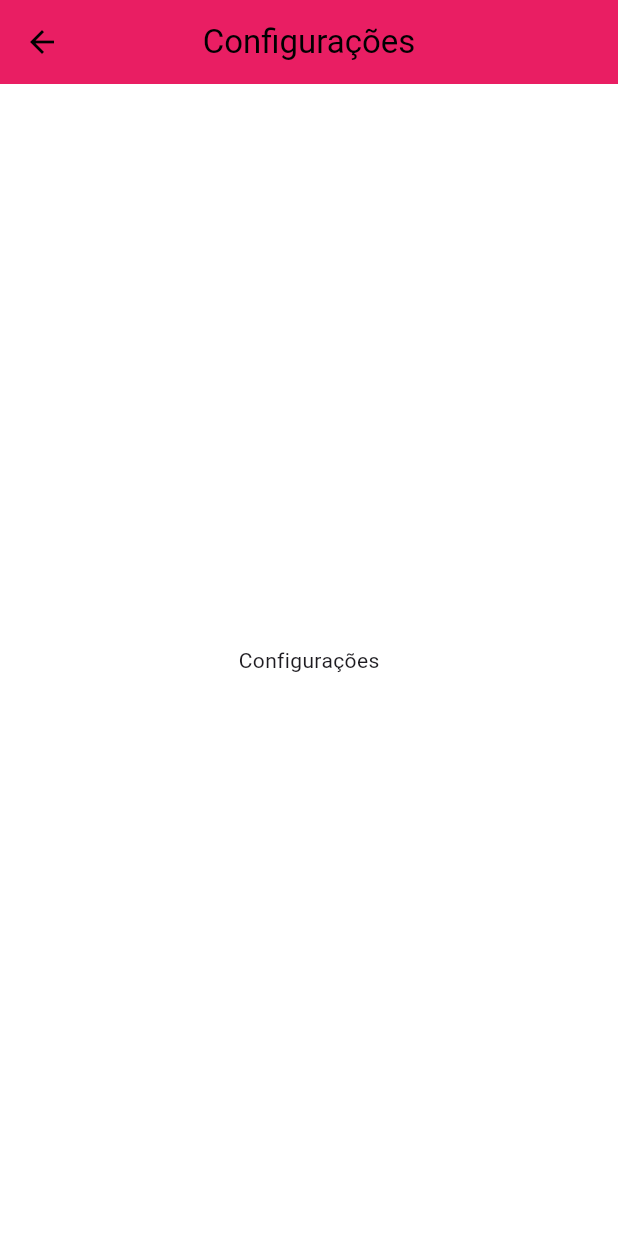
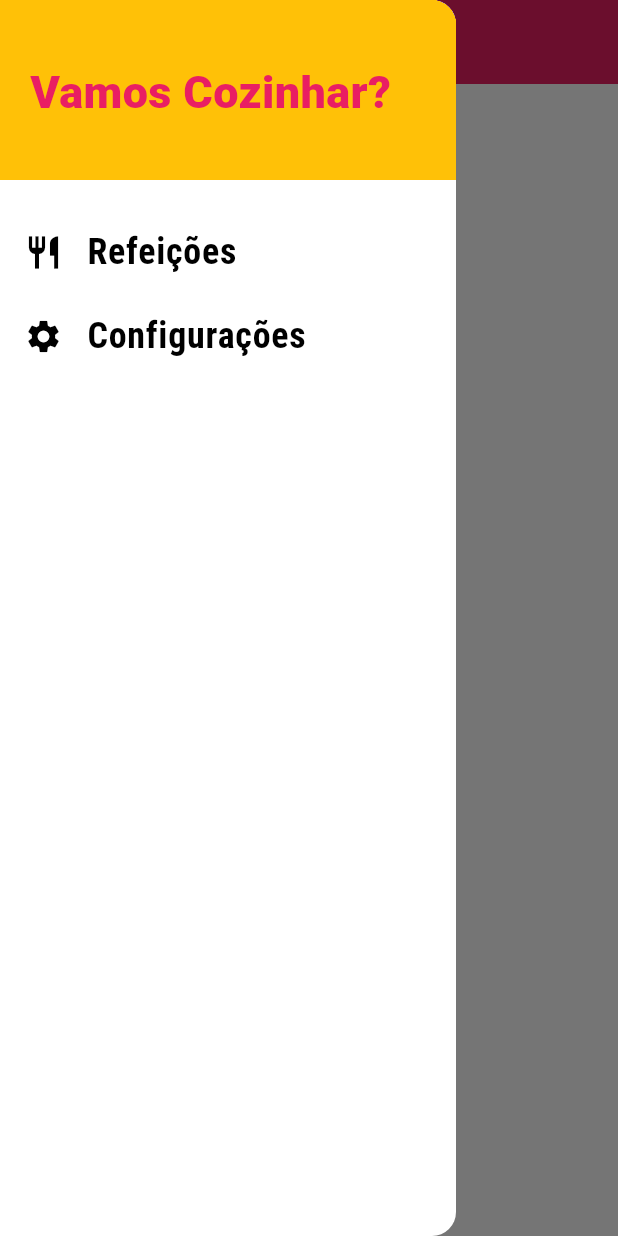
Before and after one commit to elias-ssouza/meals, a Flutter app: the SettingsScreen screen opened by its route, with the side drawer open (before the commit the screen has no drawer), on a phone screen of 412 x 824 dp. Run offline on Flutter 3.47's test engine with Material 3 defaults, Android fonts, the phone set to English and light mode, and no system bars.

Commit message:
substituição de telas

```diff
--- a/lib/components/main_drawer.dart
+++ b/lib/components/main_drawer.dart
@@ -44,12 +44,12 @@ class MainDrawer extends StatelessWidget {
           _createItem(
             Icons.restaurant,
             'Refeições',
-            () => Navigator.of(context).pushNamed(AppRoutes.HOME),
+            () => Navigator.of(context).pushReplacementNamed(AppRoutes.HOME),
             ),
           _createItem(
             Icons.settings,
             'Configurações',
-            () => Navigator.of(context).pushNamed(AppRoutes.SETTINGS),
+            () => Navigator.of(context).pushReplacementNamed(AppRoutes.SETTINGS),
             ),
         ],
       ),
--- a/lib/screens/settings_screen.dart
+++ b/lib/screens/settings_screen.dart
@@ -1,4 +1,5 @@
 import 'package:flutter/material.dart';
+import 'package:meals/components/main_drawer.dart';
 
 class SettingsScreen extends StatelessWidget {
   const SettingsScreen({super.key});
@@ -12,6 +13,7 @@ class SettingsScreen extends StatelessWidget {
         backgroundColor: Theme.of(context).primaryColor,
         centerTitle: true,
         ),
+        drawer: const MainDrawer(),
         body: const Center(
           child: Text('Configurações'),
         ),
```
